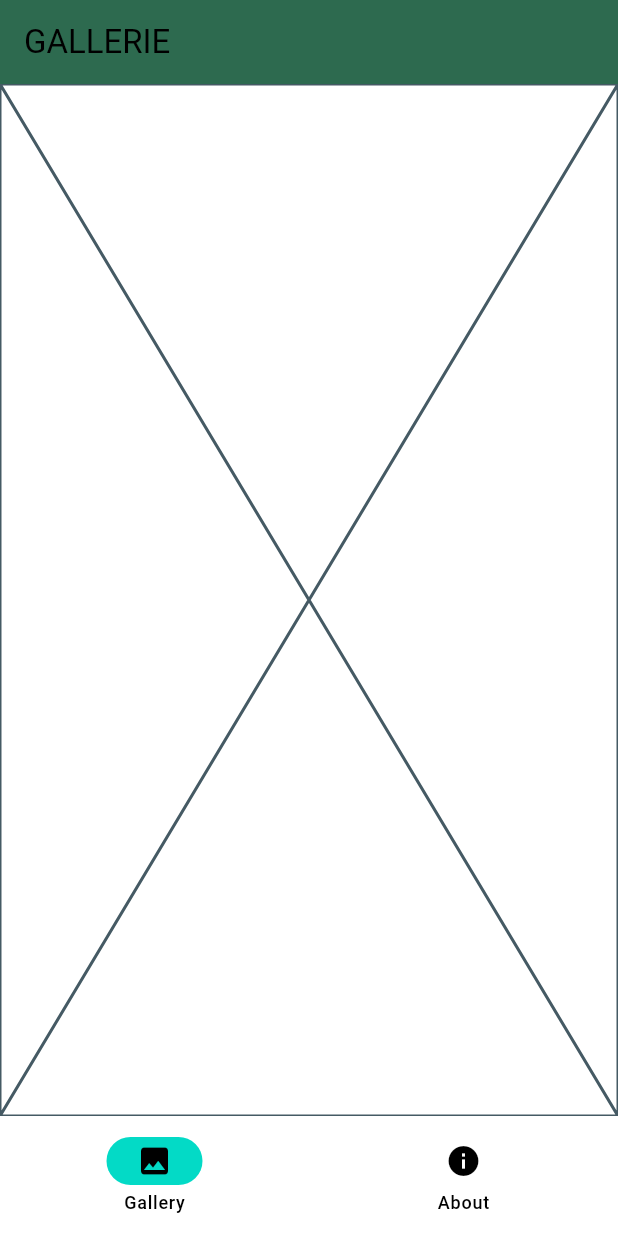
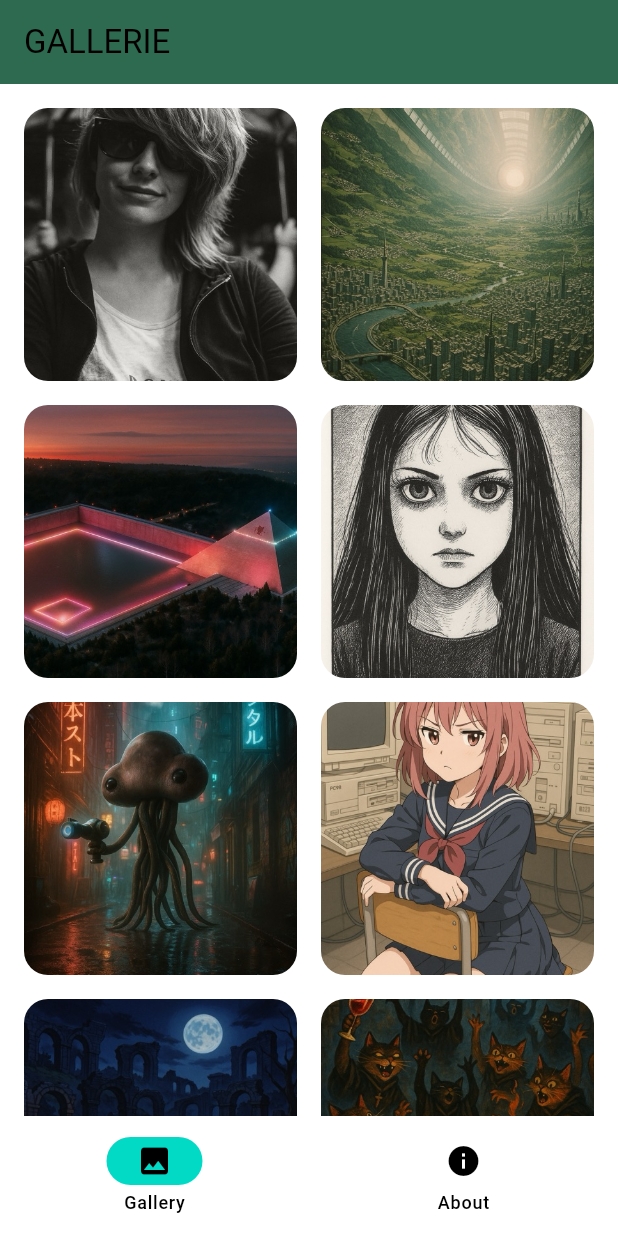
Before and after one commit to dschrubba/image_gallery, a Flutter app: the screen it shows after launch, on a phone screen of 412 x 824 dp. Run offline on Flutter 3.47's test engine with Material 3 defaults, Android fonts, the light colour scheme and no system bars.

Commit message:
Implemented basic gallery

```diff
--- a/lib/images_list.dart
+++ b/lib/images_list.dart
@@ -1,26 +1,26 @@
-const List<String> images = [
-"e0ffb542f64b5fa29cb7b1fd7010a9160c9a1ab01c27e46fbb3f2852ef388f42.jpeg",
-"ee845ac12090b7fd4a67a39a2cef0e21e8a27123b5dc932ad2fba838d47d3f7e.jpeg",
-"cb328ffde9721c0cb330ac5ce566645de494535775868e4bae85f97aa23df377.jpeg",
-"42a2980881ff9c76dd53020655006d82a902166e1538e577feaf047ce2ef91ed.jpeg",
+const List<String> dummyImages = [
 "2ec2dca904425800fc23bf62ffbb04dd175e6f5903c8c727fb9e652e10551d60.jpeg",
-"21a09a875de778d86db9f11f5d1f1a6c804ce7e548f7889eb19666f85811c1f9.jpeg",
-"vcae54f30d15c2aa2a9f35e67341641ae2cbc40abeee62b6cf6f021a84c009066.jpeg",
+"8d33292978835399a063ca8caa09561cd792791cfd3a0f732ab973b804303dc2.jpeg",
 "8e68aec1d5b6601316b7a0ec022c72285d26d0d5b54772e470185793d2644b64.jpeg",
 "9a38e705f996427cbda587c3b49e917a519a6275ca26d862e0510d6f45499f87.jpeg",
+"9d55694d4de6996bf8590ab3747e8975836c8eb08d9e65db95ab9c957e69afb0.jpeg",
+"17a7e0eb8b1854d6b1f3a90d9b3ddb4eb3f4dd43b2dd39b52fe5ca8935863e03.jpeg",
+"21a09a875de778d86db9f11f5d1f1a6c804ce7e548f7889eb19666f85811c1f9.jpeg",
+"026f929772a7487124bfa80ad3c8f57a91ac9834a2f52d90652d0fa5971634b2.jpeg",
+"42a2980881ff9c76dd53020655006d82a902166e1538e577feaf047ce2ef91ed.jpeg",
+"62e9d78e07c39fcbdfca4188a16e158fbd483da8105285636d751e751921bdc5.jpeg",
+"70bd5695b3aeb14ee4841b5d75c734a0971fb98da8c23b6580ee17cd670399c9.jpeg",
 "55779fcd46232dc1671824b4843c9dabfed5d195055b21fe5e2031a640e264ec.jpeg",
+"2271005e9a7cdd7d4319aeeb51c76853ceb72e2b704e70fc00390616da404804.jpeg",
+"a9e1b38ba981883ec9e825c9085bbdc9f8f92512eb8b4c03a3ce84d8cefe16df.jpeg",
+"b5122dad5eac99b94b9e2561ffa74f317947d6da47e1cf708bcec67a53fdb4a1.jpeg",
+"c37934eee8bf605815aa1c0cf436352899d9f33c672195feba75072f7f1f79d4.jpeg",
+"cae54f30d15c2aa2a9f35e67341641ae2cbc40abeee62b6cf6f021a84c009066.jpeg",
+"cb328ffde9721c0cb330ac5ce566645de494535775868e4bae85f97aa23df377.jpeg",
+"d1a455ae39ef3c67884c1b8175e488ea4a22be19b94bbf033f1292c27a5d588a.jpeg",
+"d5925e036a1d0a7bddf08ea5613b1ee01e8fcb44687a1efc947c53bc02de74bc.jpeg",
+"e0ffb542f64b5fa29cb7b1fd7010a9160c9a1ab01c27e46fbb3f2852ef388f42.jpeg",
 "e0456e7c5064de2f8a5a1ce311d86f9a7687fa11ab12b526c6295db77617239e.jpeg",
-"62e9d78e07c39fcbdfca4188a16e158fbd483da8105285636d751e751921bdc5.jpeg",
-"c37934eee8bf605815aa1c0cf436352899d9f33c672195feba75072f7f1f79d4.jpeg",
-"b5122dad5eac99b94b9e2561ffa74f317947d6da47e1cf708bcec67a53fdb4a1.jpeg",
-"d5925e036a1d0a7bddf08ea5613b1ee01e8fcb44687a1efc947c53bc02de74bc.jpeg",
-"8d33292978835399a063ca8caa09561cd792791cfd3a0f732ab973b804303dc2.jpeg",
-"026f929772a7487124bfa80ad3c8f57a91ac9834a2f52d90652d0fa5971634b2.jpeg",
-"17a7e0eb8b1854d6b1f3a90d9b3ddb4eb3f4dd43b2dd39b52fe5ca8935863e03.jpeg",
-"9d55694d4de6996bf8590ab3747e8975836c8eb08d9e65db95ab9c957e69afb0.jpeg",
-"70bd5695b3aeb14ee4841b5d75c734a0971fb98da8c23b6580ee17cd670399c9.jpeg",
-"a9e1b38ba981883ec9e825c9085bbdc9f8f92512eb8b4c03a3ce84d8cefe16df.jpeg",
-"v2271005e9a7cdd7d4319aeeb51c76853ceb72e2b704e70fc00390616da404804.jpeg",
-"vd1a455ae39ef3c67884c1b8175e488ea4a22be19b94bbf033f1292c27a5d588a.jpeg",
-"vfd26752563d5cc7b03e3d562bfbfd11189df6a3fd3dd6c53eb6f6992a9381e0d.jpeg",
+"ee845ac12090b7fd4a67a39a2cef0e21e8a27123b5dc932ad2fba838d47d3f7e.jpeg",
+"fd26752563d5cc7b03e3d562bfbfd11189df6a3fd3dd6c53eb6f6992a9381e0d.jpeg",
 ];
--- a/lib/main_body.dart
+++ b/lib/main_body.dart
@@ -14,8 +14,8 @@ class MainBody extends StatelessWidget {
       controller: pageController,
       onPageChanged: onPageChanged,
       children: [
-      ScreenGallery(),
-      ScreenAbout()
-    ],);
+        ScreenGallery(),
+        ScreenAbout()
+      ],);
   }
 }
--- a/lib/screens/screen_gallery.dart
+++ b/lib/screens/screen_gallery.dart
@@ -1,4 +1,5 @@
 import 'package:flutter/material.dart';
+import 'package:image_gallery/widgets/gallery_grid.dart';
 
 class ScreenGallery extends StatefulWidget {
   const ScreenGallery({super.key});
@@ -10,6 +11,7 @@ class ScreenGallery extends StatefulWidget {
 class _ScreenGalleryState extends State<ScreenGallery> {
   @override
   Widget build(BuildContext context) {
-    return const Placeholder();
+    return const GalleryGrid();
+    }
+
   }
-}
--- /dev/null
+++ b/lib/widgets/gallery_grid.dart
@@ -0,0 +1,26 @@
+import 'package:flutter/material.dart';
+import 'package:image_gallery/images_list.dart';
+import 'package:image_gallery/widgets/gallery_grid_image.dart';
+
+class GalleryGrid extends StatefulWidget {
+  const GalleryGrid({super.key});
+
+  @override
+  State<GalleryGrid> createState() => _GalleryGridState();
+}
+
+class _GalleryGridState extends State<GalleryGrid> {
+  @override
+  Widget build(BuildContext context) {
+    return GridView.count(
+      primary: false,
+      padding: const EdgeInsets.all(16),
+      crossAxisSpacing: 16,
+      mainAxisSpacing: 16,
+      crossAxisCount: 2,
+      children: [for (String imageUrl in dummyImages)
+        GalleryGridImage(assetUrl: "assets/images/$imageUrl"),
+      ],
+    );
+  }
+}
--- /dev/null
+++ b/lib/widgets/gallery_grid_image.dart
@@ -0,0 +1,30 @@
+import 'package:flutter/material.dart';
+import 'package:image_gallery/widgets/gallery_grid_single_image.dart';
+
+class GalleryGridImage extends StatefulWidget {
+  final String assetUrl;
+  const GalleryGridImage({super.key, required this.assetUrl});
+
+  @override
+  State<GalleryGridImage> createState() => _GalleryGridImageState();
+}
+
+void onImageTap(BuildContext context, String assetUrl) {
+  Navigator.push(
+    context,
+    MaterialPageRoute(builder: (context) => GalleryGridSingleImage(assetUrl: assetUrl)),
+  );
+}
+
+class _GalleryGridImageState extends State<GalleryGridImage> {
+  @override
+  Widget build(BuildContext context) {
+    return ClipRRect(
+      borderRadius: BorderRadiusGeometry.circular(16),
+      child: GestureDetector(
+        onTap: () => onImageTap(context, widget.assetUrl),
+        child: Image.asset(widget.assetUrl, fit: BoxFit.cover),
+      ),
+    );
+  }
+}
```
Also changed, not shown: lib/widgets/gallery_grid_single_image.dart (added, +63 -0 lines), 2 other files.
